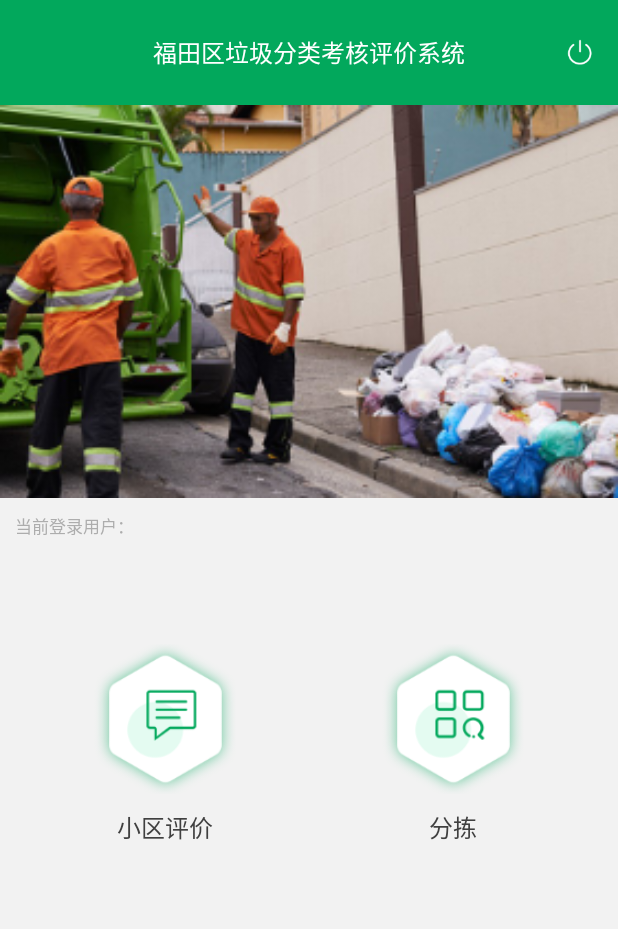
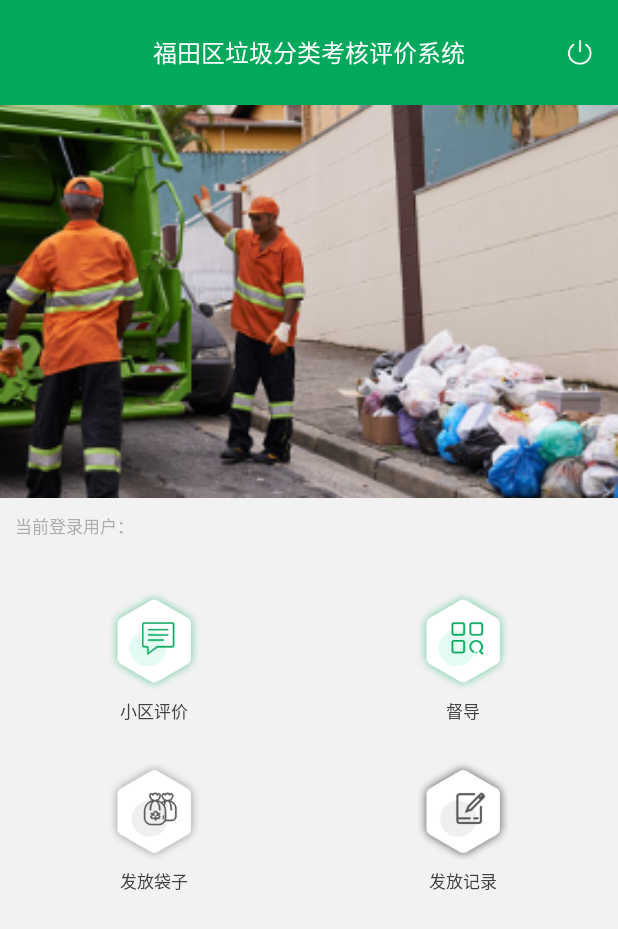
Before and after one commit to spzhongwin/fctgAndroid, an Android app: the MyMainActivity screen opened directly, with no data from a screen before it, on a phone screen of 412 x 824 dp. Shown: the top 929 px of the screen. Run offline under Robolectric (Android 15) with nearby library versions, the phone set to English and light mode, and no system bars; 2 statements that could not run were skipped.

Commit message:
1.首页按钮全部显示， 2.分拣字段替换为督导 3.评价页面修复几个小问题

```diff
--- a/RubbishClassification/app/src/main/java/com/example/rubbishclassification/activity/FenjianPageOneActivity.java
+++ b/RubbishClassification/app/src/main/java/com/example/rubbishclassification/activity/FenjianPageOneActivity.java
@@ -50,7 +50,7 @@ public class FenjianPageOneActivity extends BaseActivity {
         super.onCreate(savedInstanceState);
         setContentView(R.layout.layout_fenjian_page_one);
         setTitleBackVisibity(true);
-        setTitleText("垃圾袋分拣");
+        setTitleText("垃圾袋督导");
 
         textView1 = findViewById(R.id.layout_fenjian_one_uesr);
         textView2 = findViewById(R.id.layout_fenjian_one_text_xiaoqu);
--- a/RubbishClassification/app/src/main/java/com/example/rubbishclassification/activity/MyMainActivity.java
+++ b/RubbishClassification/app/src/main/java/com/example/rubbishclassification/activity/MyMainActivity.java
@@ -12,6 +12,7 @@ import android.view.KeyEvent;
 import android.view.LayoutInflater;
 import android.view.View;
 import android.widget.AdapterView;
+import android.widget.Button;
 import android.widget.ImageView;
 import android.widget.LinearLayout;
 import android.widget.ListView;
@@ -51,8 +52,10 @@ public class MyMainActivity extends BaseActivity {
     private TextView textView1;
     private TextView textView2;
     private TextView textView3;
-    private ImageView imageView1;
-    private ImageView imageView2;
+    private Button imageView1;
+    private Button imageView2;
+    private Button imageView3;
+    private Button imageView4;
     private List<Map<String, String>> assessmentList;
     private AlertDialog dialog;
     // 物理返回键退出程序
@@ -69,39 +72,37 @@ public class MyMainActivity extends BaseActivity {
         //判断角色显示不同的UI和不同的进入页面
         //1 是 分拣人员，2是物业人员，默认分拣
         if ("2".equals(UserBean.getUserBean().getRole())) {
-            textView1.setText("发放袋子");
-            textView2.setText("发放记录");
-            imageView1.setImageResource(R.mipmap.layout_main_rubbishbag);
-            imageView2.setImageResource(R.mipmap.layout_main_record);
+            imageView1.setEnabled(false);
+            imageView2.setEnabled(false);
+            imageView3.setEnabled(true);
+            imageView4.setEnabled(true);
         } else {
-            textView1.setText("小区评价");
-            textView2.setText("分拣");
-            imageView1.setImageResource(R.mipmap.layout_main_appraise);
-            imageView2.setImageResource(R.mipmap.layout_main_classify);
+            imageView1.setEnabled(true);
+            imageView2.setEnabled(true);
+            imageView3.setEnabled(false);
+            imageView4.setEnabled(false);
         }
         imageView1.setOnClickListener(new View.OnClickListener() {
             @Override
             public void onClick(View v) {
-                if ("2".equals(UserBean.getUserBean().getRole())) {
-                    //进入发放袋子
-                    startActivity(new Intent(MyMainActivity.this, LaJiDaiFaFangOneActivity.class));
-                } else {
                 //小区评价
                 String url = AppURI.getIsHaveAssessment + "?token=" + UserBean.getUserBean().getToken() + "&userId=" + UserBean.getUserBean().getId();
                 loading.show();
                 DOGET(url, 1);
             }
+        });
+        imageView3.setOnClickListener(new View.OnClickListener() {
+            @Override
+            public void onClick(View v) {
+                //进入发放袋子
+                startActivity(new Intent(MyMainActivity.this, LaJiDaiFaFangOneActivity.class));
             }
         });
 
         imageView2.setOnClickListener(new View.OnClickListener() {
             @Override
             public void onClick(View v) {
-                if ("2".equals(UserBean.getUserBean().getRole())) {
-                    //发放记录
-                    startActivity(new Intent(MyMainActivity.this, JiLuActivity.class));
-                } else {
-                    //分拣
+                //督导
                 //startActivity(new Intent(MyMainActivity.this,FenjianPageOneActivity.class));
                 Intent intent = new Intent(MyMainActivity.this, CaptureActivity.class);
                 /*ZxingConfig是配置类
@@ -124,9 +125,14 @@ public class MyMainActivity extends BaseActivity {
                 intent.putExtra("from","1");
                 startActivity(intent);
             }
+        });
+        imageView4.setOnClickListener(new View.OnClickListener() {
+            @Override
+            public void onClick(View v) {
+                //发放记录
+                startActivity(new Intent(MyMainActivity.this, JiLuActivity.class));
             }
         });
-
     }
 
     @Override
@@ -194,6 +200,9 @@ public class MyMainActivity extends BaseActivity {
         textView2 = findViewById(R.id.main_text2);
         imageView1 = findViewById(R.id.main_img1);
         imageView2 = findViewById(R.id.main_img2);
+
+        imageView3 = findViewById(R.id.main_img3);
+        imageView4 = findViewById(R.id.main_img4);
 
         textView3 = findViewById(R.id.my_main_text_user);
         textView3.setText(UserBean.getUserBean().getName());
--- a/RubbishClassification/app/src/main/java/com/example/rubbishclassification/activity/SelectVillageActivity.java
+++ b/RubbishClassification/app/src/main/java/com/example/rubbishclassification/activity/SelectVillageActivity.java
@@ -520,7 +520,7 @@ public class SelectVillageActivity extends BaseActivity {
     private void showDialog(){
         String message = "";
         if("1".equals(from)){
-            message = "是否确认选择该小区进行分拣";
+            message = "是否确认选择该小区进行督导";
         }else{
             message = "是否确认选择该小区进行评分";
         }
--- a/RubbishClassification/app/src/main/java/com/example/rubbishclassification/zxing/android/CaptureActivity.java
+++ b/RubbishClassification/app/src/main/java/com/example/rubbishclassification/zxing/android/CaptureActivity.java
@@ -97,6 +97,7 @@ public class CaptureActivity extends AppCompatActivity implements SurfaceHolder.
     //分拣进来，或者是物业人员分发袋子页面进来
     private String from = "";
     private String fangjianhao = "";
+    private TextView title;
     /**
      * @param pm
      * @return 是否有闪光灯
@@ -181,6 +182,7 @@ public class CaptureActivity extends AppCompatActivity implements SurfaceHolder.
         backIv = findViewById(R.id.backIv);
         backIv.setOnClickListener(this);
 
+        title = findViewById(R.id.capture_title_text);
         textView1 = findViewById(R.id.capture_text_user);
         textView2 = findViewById(R.id.capture_text_xiaoqu);
         textView3 = findViewById(R.id.capture_text_tiaoguo);
@@ -198,9 +200,11 @@ public class CaptureActivity extends AppCompatActivity implements SurfaceHolder.
         if (!TextUtils.isEmpty(from) && "1".equals(from)) {
             textView2.setVisibility(View.VISIBLE);
             textView3.setVisibility(View.VISIBLE);
+            title.setText("垃圾袋督导");
         } else {
             textView2.setVisibility(View.INVISIBLE);
             textView3.setVisibility(View.INVISIBLE);
+            title.setText("垃圾袋发放");
         }
 
         //flashLightIv = findViewById(R.id.flashLightIv);
--- /dev/null
+++ b/RubbishClassification/app/src/main/res/drawable/button_dudao.xml
@@ -0,0 +1,5 @@
+<selector xmlns:android="http://schemas.android.com/apk/res/android">
+    <item android:state_pressed="true" android:drawable="@mipmap/layout_main_classify_gray"/>
+    <item android:state_enabled="false" android:drawable="@mipmap/layout_main_classify_gray"/>
+    <item android:state_enabled="true" android:drawable="@mipmap/layout_main_classify"/>
+</selector>
--- /dev/null
+++ b/RubbishClassification/app/src/main/res/drawable/button_fafang.xml
@@ -0,0 +1,5 @@
+<selector xmlns:android="http://schemas.android.com/apk/res/android">
+    <item android:state_pressed="true" android:drawable="@mipmap/layout_main_rubbishbag_gray"/>
+    <item android:state_enabled="false" android:drawable="@mipmap/layout_main_rubbishbag_gray"/>
+    <item android:state_enabled="true" android:drawable="@mipmap/layout_main_rubbishbag"/>
+</selector>
--- /dev/null
+++ b/RubbishClassification/app/src/main/res/drawable/button_jilu.xml
@@ -0,0 +1,5 @@
+<selector xmlns:android="http://schemas.android.com/apk/res/android">
+    <item android:state_pressed="true" android:drawable="@mipmap/layout_main_record_gray"/>
+    <item android:state_enabled="false" android:drawable="@mipmap/layout_main_record_gray"/>
+    <item android:state_enabled="true" android:drawable="@mipmap/layout_main_record"/>
+</selector>
--- /dev/null
+++ b/RubbishClassification/app/src/main/res/drawable/button_pingjia.xml
@@ -0,0 +1,5 @@
+<selector xmlns:android="http://schemas.android.com/apk/res/android">
+    <item android:state_pressed="true" android:drawable="@mipmap/layout_main_appraise_gray"/>
+    <item android:state_enabled="false" android:drawable="@mipmap/layout_main_appraise_gray"/>
+    <item android:state_enabled="true" android:drawable="@mipmap/layout_main_appraise"/>
+</selector>
--- a/RubbishClassification/app/src/main/res/layout/activity_capture.xml
+++ b/RubbishClassification/app/src/main/res/layout/activity_capture.xml
@@ -41,11 +41,12 @@
                     app:srcCompat="@mipmap/back" />
 
                 <TextView
+                    android:id="@+id/capture_title_text"
                     android:layout_width="wrap_content"
                     android:layout_height="wrap_content"
                     android:layout_centerInParent="true"
                     android:paddingTop="20dp"
-                    android:text="垃圾袋分拣"
+                    android:text="垃圾袋督导"
                     android:textColor="#ffffff"
                     android:textSize="16sp" />
             </RelativeLayout>
--- a/RubbishClassification/app/src/main/res/layout/layout_dialog_edit.xml
+++ b/RubbishClassification/app/src/main/res/layout/layout_dialog_edit.xml
@@ -14,7 +14,7 @@
         android:padding="10dp"
         android:gravity="center"
         android:layout_gravity="center"
-        android:text="请输入分拣错误原因"
+        android:text="请输入错误原因"
         android:textSize="18sp"
         android:textColor="@color/myColor"/>
 
--- a/RubbishClassification/app/src/main/res/layout/layout_fenjian_page_two.xml
+++ b/RubbishClassification/app/src/main/res/layout/layout_fenjian_page_two.xml
@@ -77,7 +77,7 @@
         <TextView
             android:layout_width="wrap_content"
             android:layout_height="wrap_content"
-            android:text="错误分拣原因："
+            android:text="错误原因："
             android:textSize="12sp"
             android:textColor="@color/rad"/>
         <TextView
@@ -95,7 +95,7 @@
         android:id="@+id/layout_fenjian_two_buchong"
         android:layout_width="match_parent"
         android:layout_height="wrap_content"
-        android:text="点击补充错误分拣原因"
+        android:text="点击补充错误原因"
         android:textSize="12sp"
         android:layout_marginTop="30dp"
         android:padding="20dp"
--- a/RubbishClassification/app/src/main/res/layout/layout_main.xml
+++ b/RubbishClassification/app/src/main/res/layout/layout_main.xml
@@ -62,63 +62,118 @@
 
     <LinearLayout
         android:layout_width="match_parent"
-        android:layout_height="match_parent"
-        android:orientation="vertical">
-
-        <RelativeLayout
-            android:layout_width="match_parent"
-            android:layout_height="wrap_content"
-            android:layout_margin="60dp">
-
+        android:layout_height="wrap_content"
+        android:layout_marginTop="25dp"
+        android:orientation="horizontal">
             <LinearLayout
-                android:layout_width="wrap_content"
+                android:layout_width="0dp"
                 android:layout_height="wrap_content"
-                android:layout_alignParentLeft="true"
-                android:gravity="center_horizontal"
+                android:gravity="center"
+                android:layout_gravity="center"
+                android:layout_weight="1"
                 android:orientation="vertical">
 
-                <ImageView
+                <Button
                     android:id="@+id/main_img1"
-                    android:layout_width="100dp"
-                    android:layout_height="100dp"
-                    android:src="@mipmap/layout_main_appraise" />
+                    android:layout_width="65dp"
+                    android:layout_height="65dp"
+                    android:background="@drawable/button_pingjia" />
 
                 <TextView
                     android:id="@+id/main_text1"
                     android:layout_width="wrap_content"
                     android:layout_height="wrap_content"
                     android:layout_gravity="center"
-                    android:layout_marginTop="10dp"
+                    android:layout_marginTop="5dp"
                     android:gravity="center"
                     android:text="小区评价"
                     android:textColor="@color/black"
-                    android:textSize="16sp" />
+                    android:textSize="11sp" />
             </LinearLayout>
             <LinearLayout
-                android:layout_width="wrap_content"
+                android:layout_width="0dp"
                 android:layout_height="wrap_content"
-                android:layout_alignParentRight="true"
-                android:gravity="center_horizontal"
+                android:layout_weight="1"
+                android:layout_gravity="center"
+                android:gravity="center"
                 android:orientation="vertical">
 
-                <ImageView
+                <Button
                     android:id="@+id/main_img2"
-                    android:layout_width="100dp"
-                    android:layout_height="100dp"
-                    android:src="@mipmap/layout_main_classify" />
+                    android:layout_width="65dp"
+                    android:layout_height="65dp"
+                    android:background="@drawable/button_dudao" />
 
                 <TextView
                     android:id="@+id/main_text2"
                     android:layout_width="wrap_content"
                     android:layout_height="wrap_content"
                     android:layout_gravity="center"
-                    android:layout_marginTop="10dp"
-                    android:text="分拣"
+                    android:layout_marginTop="5dp"
+                    android:text="督导"
                     android:gravity="center"
                     android:textColor="@color/black"
-                    android:textSize="16sp" />
+                    android:textSize="11sp" />
             </LinearLayout>
-        </RelativeLayout>
+
+    </LinearLayout>
+
+    <LinearLayout
+        android:layout_width="match_parent"
+        android:layout_height="wrap_content"
+        android:layout_marginTop="25dp"
+        android:orientation="horizontal">
+        <LinearLayout
+            android:layout_width="0dp"
+            android:layout_height="wrap_content"
+            android:gravity="center"
+            android:layout_gravity="center"
+            android:layout_weight="1"
+            android:orientation="vertical">
+
+            <Button
+                android:id="@+id/main_img3"
+                android:layout_width="65dp"
+                android:layout_height="65dp"
+                android:background="@drawable/button_fafang" />
+
+            <TextView
+                android:id="@+id/main_text3"
+                android:layout_width="wrap_content"
+                android:layout_height="wrap_content"
+                android:layout_gravity="center"
+                android:layout_marginTop="5dp"
+                android:gravity="center"
+                android:text="发放袋子"
+                android:textColor="@color/black"
+                android:textSize="11sp" />
+        </LinearLayout>
+        <LinearLayout
+            android:layout_width="0dp"
+            android:layout_height="wrap_content"
+            android:layout_weight="1"
+            android:layout_gravity="center"
+            android:gravity="center"
+            android:orientation="vertical">
+
+            <Button
+                android:id="@+id/main_img4"
+                android:layout_width="65dp"
+                android:layout_height="65dp"
+                android:background="@drawable/button_jilu" />
+
+            <TextView
+                android:id="@+id/main_text5"
+                android:layout_width="wrap_content"
+                android:layout_height="wrap_content"
+                android:layout_gravity="center"
+                android:layout_marginTop="5dp"
+                android:text="发放记录"
+                android:gravity="center"
+                android:textColor="@color/black"
+                android:textSize="11sp" />
+        </LinearLayout>
+
     </LinearLayout>
 
 </LinearLayout>
```
Also changed, not shown: RubbishClassification/app/build.gradle (+15 -0 lines), RubbishClassification/app/src/main/java/com/example/rubbishclassification/activity/AssessmentActivity.java (+4 -4 lines), RubbishClassification/app/src/main/java/com/example/rubbishclassification/activity/FenjianPageTwoActivity.java (+8 -8 lines), RubbishClassification/app/src/main/res/mipmap-xhdpi/layout_main_appraise_gray.png (added), RubbishClassification/app/src/main/res/mipmap-xhdpi/layout_main_classify_gray.png (added), RubbishClassification/app/src/main/res/mipmap-xhdpi/layout_main_record_gray.png (added), RubbishClassification/app/src/main/res/mipmap-xhdpi/layout_main_rubbishbag_gray.png (added), 1 other file. Lines whose indentation alone changed are shown as unchanged.
